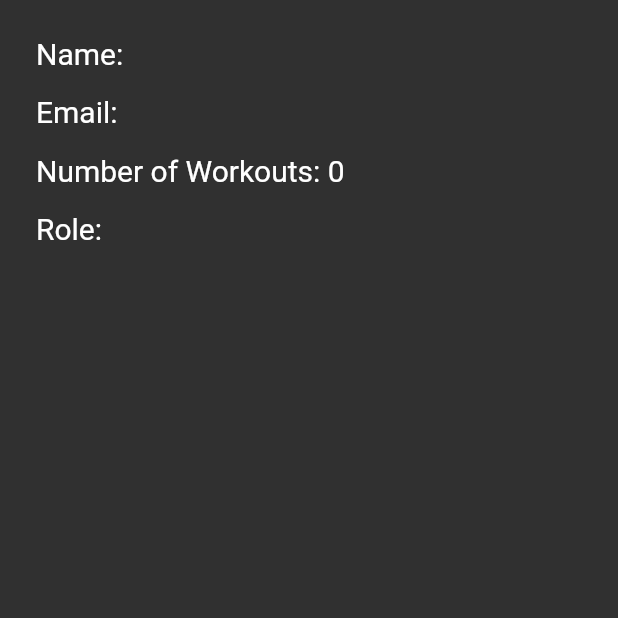
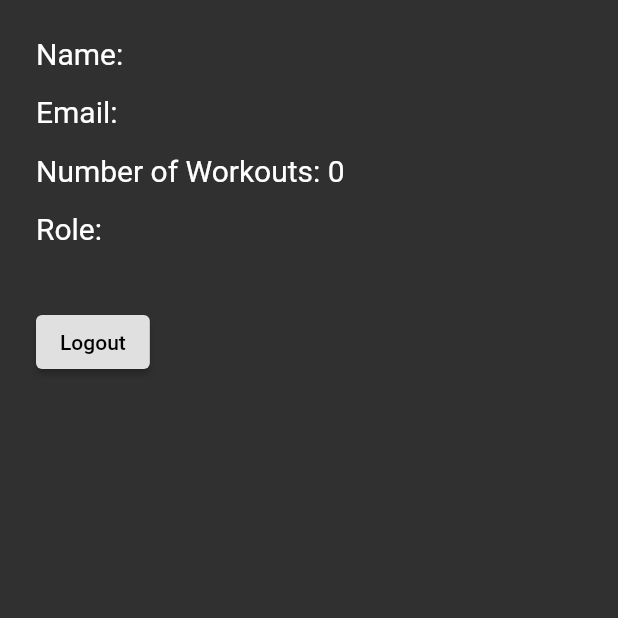
Before and after one commit to hamzabalazs/FitTrack, a Flutter app: the ProfileWidget screen opened directly, on a phone screen of 412 x 824 dp, the top half of it. Run offline on Flutter 3.47's test engine with Material 2 defaults, Android fonts, the light colour scheme and no system bars; our stand-ins replace cloud_firestore, firebase_auth, firebase_core; accounts and stored records are empty.

Commit message:
Added logout button to profile widget

```diff
--- a/lib/widgets/ProfileWidget.dart
+++ b/lib/widgets/ProfileWidget.dart
@@ -1,6 +1,7 @@
 import 'package:cloud_firestore/cloud_firestore.dart';
 import 'package:firebase_auth/firebase_auth.dart';
 import 'package:fittrack/models/UserProfile.dart';
+import 'package:fittrack/screens/login_screen.dart';
 import 'package:flutter/material.dart';
 
 class ProfileWidget extends StatefulWidget {
@@ -48,6 +49,13 @@ class _ProfileWidgetState extends State<ProfileWidget> {
     }
   }
 
+  void logOut() async {
+    await FirebaseAuth.instance.signOut();
+    if (!mounted) return;
+    Navigator.pushReplacement(
+        context, MaterialPageRoute(builder: (context) => LoginScreen()));
+  }
+
   @override
   void initState() {
     super.initState();
@@ -91,6 +99,13 @@ class _ProfileWidgetState extends State<ProfileWidget> {
                 style: const TextStyle(fontSize: 20),
               ),
             ),
+            Padding(
+              padding: const EdgeInsets.fromLTRB(8.0, 32.0, 8.0, 0.0),
+              child: ElevatedButton(
+                onPressed: logOut,
+                child: const Text('Logout'),
+              ),
+            )
           ],
         ),
       ),
```
